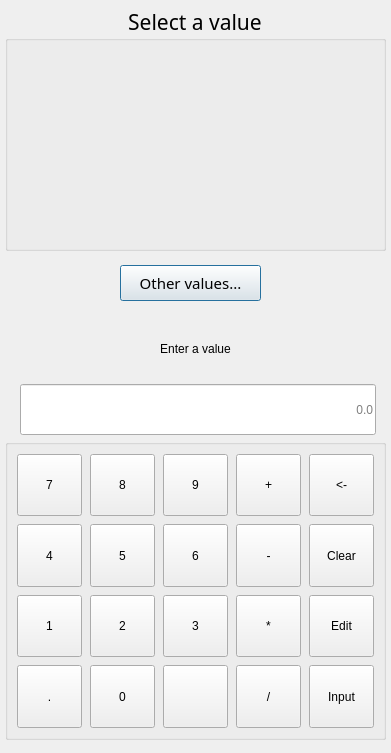
85vmh/teachinlathe, file src/teachinlathe/widgets/numpad_dialog.ui: the form before one commit.
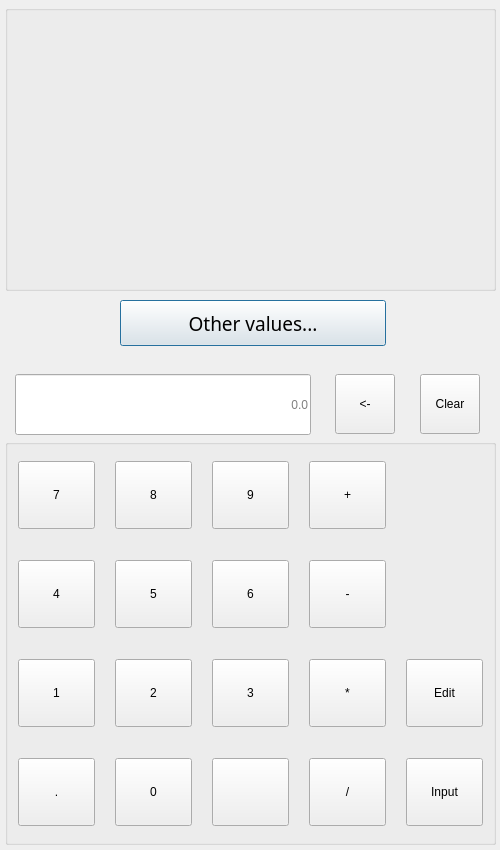
The form after the commit.

Commit message: Adjusted numpad to wider UI

The edit to the form file:
```diff
--- a/src/teachinlathe/widgets/numpad_dialog.ui
+++ b/src/teachinlathe/widgets/numpad_dialog.ui
@@ -9,8 +9,8 @@
    <rect>
     <x>0</x>
     <y>0</y>
-    <width>391</width>
-    <height>753</height>
+    <width>500</width>
+    <height>850</height>
    </rect>
   </property>
   <property name="windowTitle">
@@ -21,8 +21,8 @@
     <rect>
      <x>0</x>
      <y>0</y>
-     <width>391</width>
-     <height>311</height>
+     <width>501</width>
+     <height>351</height>
     </rect>
    </property>
    <widget class="QGroupBox" name="suggestedValuesBox">
@@ -30,8 +30,8 @@
      <rect>
       <x>5</x>
       <y>5</y>
-      <width>381</width>
-      <height>246</height>
+      <width>491</width>
+      <height>286</height>
      </rect>
     </property>
     <property name="font">
@@ -47,7 +47,7 @@
      <string notr="true">font: 16pt &quot;Noto Sans&quot;;</string>
     </property>
     <property name="title">
-     <string>Select a value</string>
+     <string/>
     </property>
     <property name="alignment">
      <set>Qt::AlignCenter</set>
@@ -60,15 +60,15 @@
     <property name="geometry">
      <rect>
       <x>120</x>
-      <y>265</y>
-      <width>141</width>
-      <height>36</height>
+      <y>300</y>
+      <width>266</width>
+      <height>46</height>
      </rect>
     </property>
     <property name="font">
      <font>
       <family>Noto Sans</family>
-      <pointsize>11</pointsize>
+      <pointsize>14</pointsize>
      </font>
     </property>
     <property name="text">
@@ -80,18 +80,18 @@
    <property name="geometry">
     <rect>
      <x>0</x>
-     <y>314</y>
-     <width>391</width>
-     <height>431</height>
+     <y>359</y>
+     <width>501</width>
+     <height>486</height>
     </rect>
    </property>
    <widget class="QGroupBox" name="numpadGroupBox">
     <property name="geometry">
      <rect>
       <x>5</x>
-      <y>125</y>
-      <width>381</width>
-      <height>301</height>
+      <y>80</y>
+      <width>491</width>
+      <height>406</height>
      </rect>
     </property>
     <property name="styleSheet">
@@ -102,8 +102,20 @@
 }</string>
     </property>
     <layout class="QGridLayout" name="gridLayout">
+     <property name="leftMargin">
+      <number>10</number>
+     </property>
+     <property name="topMargin">
+      <number>5</number>
+     </property>
+     <property name="rightMargin">
+      <number>10</number>
+     </property>
+     <property name="bottomMargin">
+      <number>5</number>
+     </property>
      <property name="spacing">
-      <number>8</number>
+      <number>20</number>
      </property>
      <item row="2" column="2">
       <widget class="QPushButton" name="pushButton_13">
@@ -141,16 +153,6 @@
        </property>
       </widget>
      </item>
-     <item row="1" column="4">
-      <widget class="QPushButton" name="clearBtn">
-       <property name="focusPolicy">
-        <enum>Qt::NoFocus</enum>
-       </property>
-       <property name="text">
-        <string>Clear</string>
-       </property>
-      </widget>
-     </item>
      <item row="0" column="3">
       <widget class="QPushButton" name="pushButton_4">
        <property name="focusPolicy">
@@ -288,16 +290,6 @@
        </attribute>
       </widget>
      </item>
-     <item row="0" column="4">
-      <widget class="QPushButton" name="backBtn">
-       <property name="focusPolicy">
-        <enum>Qt::NoFocus</enum>
-       </property>
-       <property name="text">
-        <string>&lt;-</string>
-       </property>
-      </widget>
-     </item>
      <item row="1" column="3">
       <widget class="QPushButton" name="pushButton_9">
        <property name="focusPolicy">
@@ -352,38 +344,13 @@
      </item>
     </layout>
    </widget>
-   <widget class="QLabel" name="enterValueLabel">
-    <property name="geometry">
-     <rect>
-      <x>10</x>
-      <y>5</y>
-      <width>371</width>
-      <height>61</height>
-     </rect>
-    </property>
-    <property name="focusPolicy">
-     <enum>Qt::WheelFocus</enum>
-    </property>
-    <property name="styleSheet">
-     <string notr="true">font: 16pt &quot;Noto Sans&quot;;</string>
-    </property>
-    <property name="text">
-     <string>Enter a value</string>
-    </property>
-    <property name="alignment">
-     <set>Qt::AlignCenter</set>
-    </property>
-    <property name="wordWrap">
-     <bool>true</bool>
-    </property>
-   </widget>
    <widget class="QLineEdit" name="inputField">
     <property name="geometry">
      <rect>
-      <x>20</x>
-      <y>70</y>
-      <width>356</width>
-      <height>51</height>
+      <x>15</x>
+      <y>15</y>
+      <width>296</width>
+      <height>61</height>
      </rect>
     </property>
     <property name="styleSheet">
@@ -402,6 +369,50 @@
      <string>0.0</string>
     </property>
    </widget>
+   <widget class="QPushButton" name="backBtn">
+    <property name="geometry">
+     <rect>
+      <x>335</x>
+      <y>15</y>
+      <width>60</width>
+      <height>60</height>
+     </rect>
+    </property>
+    <property name="sizePolicy">
+     <sizepolicy hsizetype="Minimum" vsizetype="Minimum">
+      <horstretch>0</horstretch>
+      <verstretch>0</verstretch>
+     </sizepolicy>
+    </property>
+    <property name="focusPolicy">
+     <enum>Qt::NoFocus</enum>
+    </property>
+    <property name="text">
+     <string>&lt;-</string>
+    </property>
+   </widget>
+   <widget class="QPushButton" name="clearBtn">
+    <property name="geometry">
+     <rect>
+      <x>420</x>
+      <y>15</y>
+      <width>60</width>
+      <height>60</height>
+     </rect>
+    </property>
+    <property name="sizePolicy">
+     <sizepolicy hsizetype="Minimum" vsizetype="Minimum">
+      <horstretch>0</horstretch>
+      <verstretch>0</verstretch>
+     </sizepolicy>
+    </property>
+    <property name="focusPolicy">
+     <enum>Qt::NoFocus</enum>
+    </property>
+    <property name="text">
+     <string>Clear</string>
+    </property>
+   </widget>
   </widget>
  </widget>
  <resources/>
```
Left out of the diff: 2 changed lines with no effect on the pictures. The commit also changes 4 other files.
